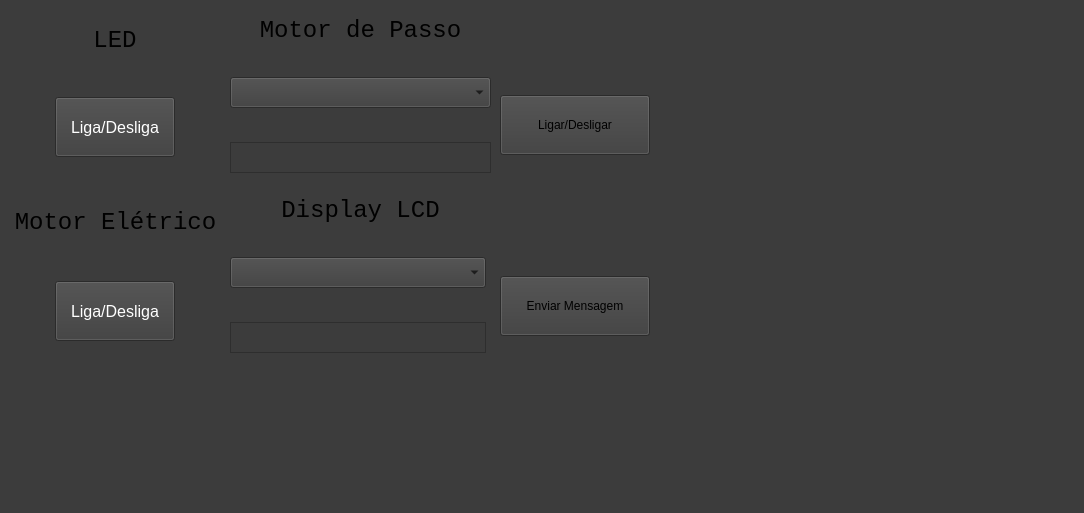
First picture: the form in ControleDeMaquina - Interface/lib/ui/areadecontrole.ui, repository lucasfturos/TCC-Controle-de-Maquina, before the edit.
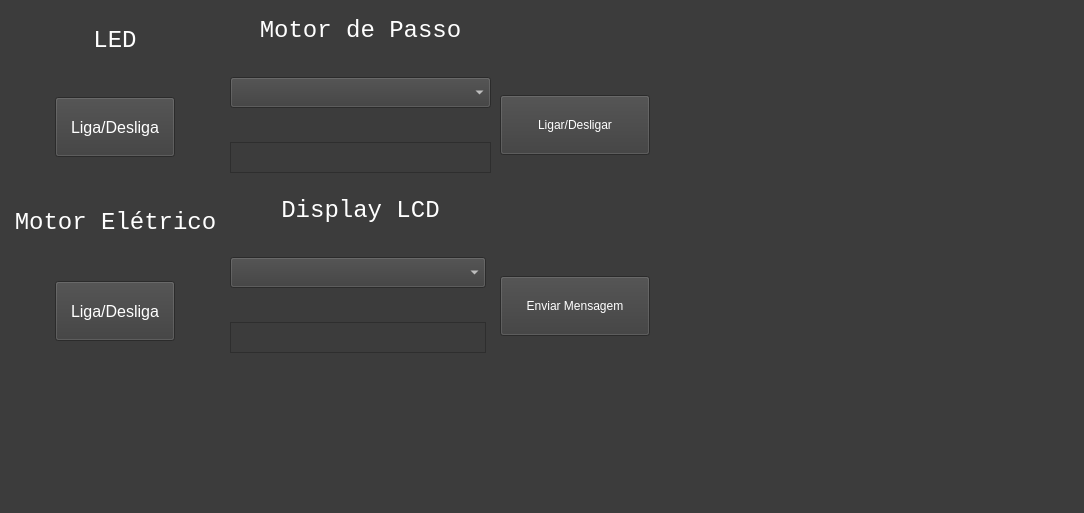
Second picture: the form after the edit.

Commit message: Atualização do README. Complementando a Interface

The edit to the form file:
```diff
--- a/ControleDeMaquina - Interface/lib/ui/areadecontrole.ui
+++ b/ControleDeMaquina - Interface/lib/ui/areadecontrole.ui
@@ -14,7 +14,8 @@
    <string>Área de Controle de Máquina</string>
   </property>
   <property name="styleSheet">
-   <string notr="true">background-color: #3c3c3c;</string>
+   <string notr="true">background-color: #3c3c3c;
+color: #fff;</string>
   </property>
   <widget class="QWidget" name="centralwidget">
    <widget class="QWidget" name="verticalLayoutWidget">
@@ -76,6 +77,9 @@
          <height>31</height>
         </size>
        </property>
+       <property name="placeholderText">
+        <string/>
+       </property>
       </widget>
      </item>
      <item>
@@ -111,7 +115,7 @@
      </item>
     </layout>
    </widget>
-   <widget class="QWidget" name="">
+   <widget class="QWidget" name="layoutWidget">
     <property name="geometry">
      <rect>
       <x>10</x>
```
The commit also changes 6 other files.
